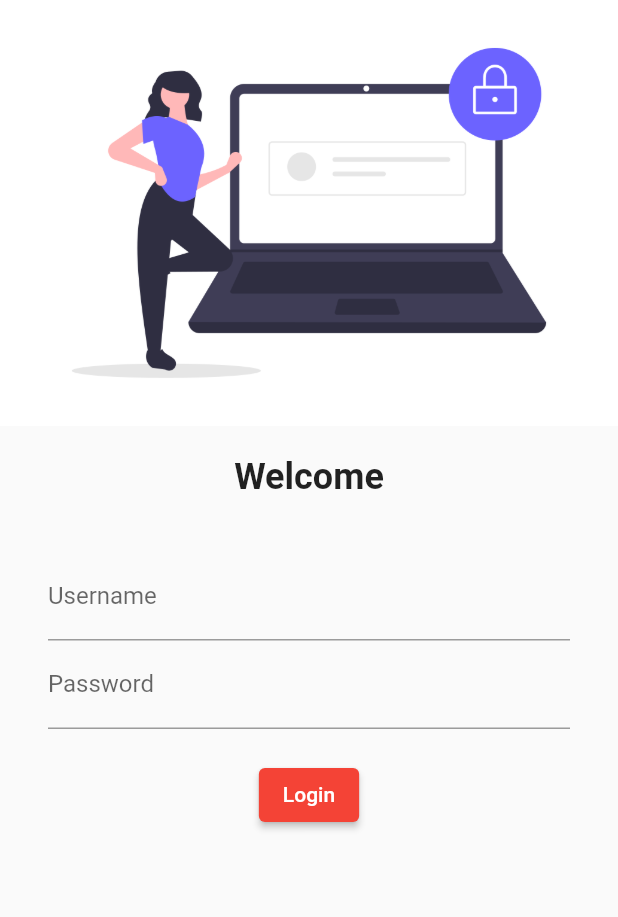
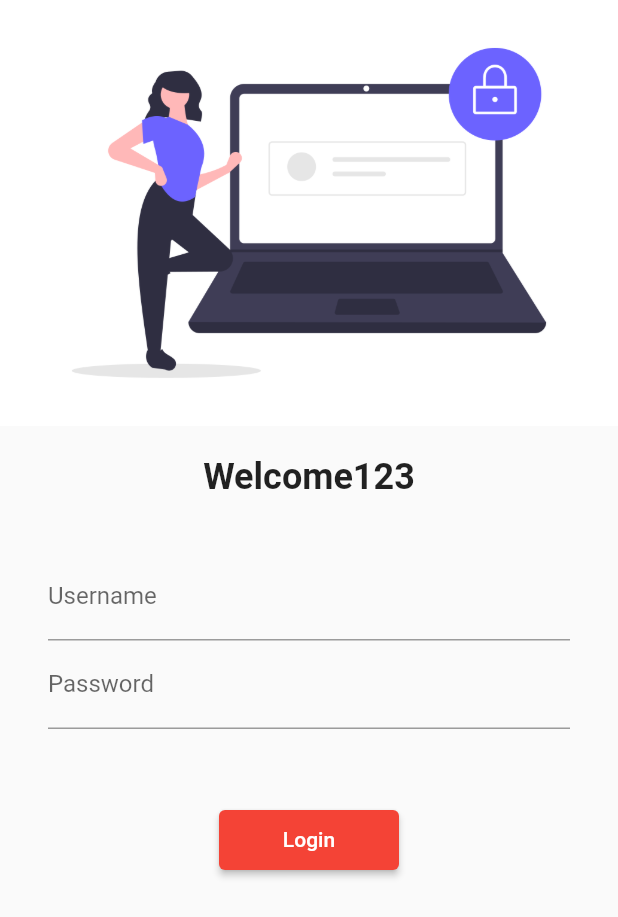
Before and after one commit to nikgit29/flutterlearn, a Flutter app: the screen it shows after launch, on a phone screen of 412 x 824 dp. Shown: the top 917 px of the screen. Run offline on Flutter 3.47's test engine with Material 2 defaults, Android fonts, the phone set to English and light mode, and no system bars.

```diff
--- a/lib/main.dart
+++ b/lib/main.dart
@@ -1,5 +1,6 @@
 import 'package:flutter/material.dart';
 import 'package:flutter_catalog/pages/home_page.dart';
+import 'package:flutter_catalog/utils/routes.dart';
 
 import 'pages/login_page.dart';
 
@@ -19,8 +20,8 @@ class MyApp extends StatelessWidget {
       initialRoute: "/",
       routes: {
         "/": (context) => LoginPage(),
-        "/home": (context) => HomePage(),
-        "/login": (context) => LoginPage(),
+        MyRoutes.homeRoute: (context) => HomePage(),
+        MyRoutes.loginRoute: (context) => LoginPage(),
       },
     );
   }
--- a/lib/pages/login_page.dart
+++ b/lib/pages/login_page.dart
@@ -1,9 +1,11 @@
 import 'package:flutter/material.dart';
+import 'package:flutter_catalog/utils/routes.dart';
 
 class LoginPage extends StatelessWidget {
   @override
   Widget build(BuildContext context) {
     return Material(
+        child: SingleChildScrollView(
       child: Column(
         children: [
           Image.asset(
@@ -14,7 +16,7 @@ class LoginPage extends StatelessWidget {
             height: 20,
           ),
           Text(
-          "Welcome",
+            "Welcome123",
             style: TextStyle(fontSize: 24, fontWeight: FontWeight.bold),
           ),
           SizedBox(
@@ -38,19 +40,20 @@ class LoginPage extends StatelessWidget {
                   ),
                 ),
                 SizedBox(
-                height: 20,
+                  height: 50,
                 ),
                 ElevatedButton(
                   child: Text("Login"),
-                style: TextButton.styleFrom(),
+                  style: TextButton.styleFrom(minimumSize: Size(120, 40)),
                   onPressed: () {
-                  print("Hi Sanvi");
+                    Navigator.pushNamed(context, MyRoutes.homeRoute);
                   },
                 )
               ],
             ),
           )
         ],
+      ),
     ));
   }
 }
--- /dev/null
+++ b/lib/utils/routes.dart
@@ -0,0 +1,4 @@
+class MyRoutes {
+  static String loginRoute = "/login";
+  static String homeRoute = "/home";
+}
```
Lines whose indentation alone changed are shown as unchanged.
